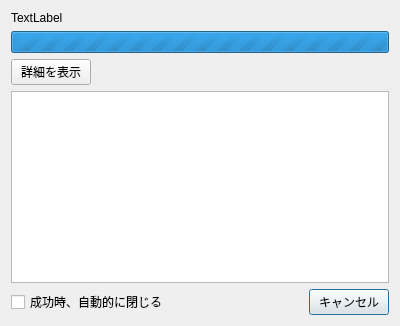
miyabi-satoh/Gefu, file operationdialog.ui: the form before one commit.
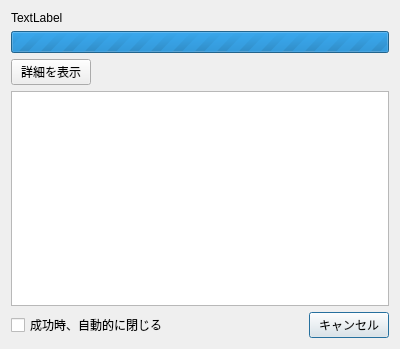
The form after the commit.

```diff
--- a/operationdialog.ui
+++ b/operationdialog.ui
@@ -7,7 +7,7 @@
     <x>0</x>
     <y>0</y>
     <width>400</width>
-    <height>300</height>
+    <height>349</height>
    </rect>
   </property>
   <property name="windowTitle">
```
Left out of the diff: 9 changed lines with no effect on the pictures.
